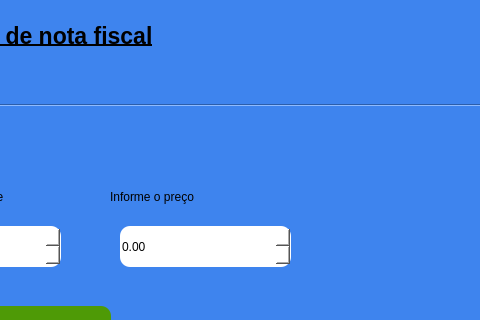
First picture: the form in emissao_nf.ui, repository JVwolfart/PROJETO-SALAO-JOVEM-PROGRAMADOR, before the edit; both pictures show x 462 to 942 and y 0 to 320 of the 1054 by 839 pixel window.
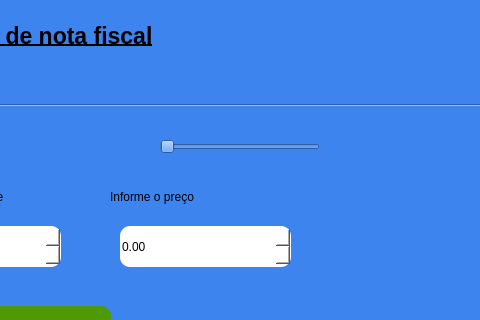
Second picture: the form after the edit. The open tabs and pages were chosen to show the change. Icons and pictures are not drawn.

```diff
--- a/emissao_nf.ui
+++ b/emissao_nf.ui
@@ -533,6 +533,25 @@
        </property>
       </widget>
      </widget>
+     <widget class="QSlider" name="horizontalSlider">
+      <property name="enabled">
+       <bool>true</bool>
+      </property>
+      <property name="geometry">
+       <rect>
+        <x>610</x>
+        <y>30</y>
+        <width>160</width>
+        <height>21</height>
+       </rect>
+      </property>
+      <property name="styleSheet">
+       <string notr="true"/>
+      </property>
+      <property name="orientation">
+       <enum>Qt::Horizontal</enum>
+      </property>
+     </widget>
     </widget>
    </widget>
    <widget class="QLabel" name="label_4">
```
